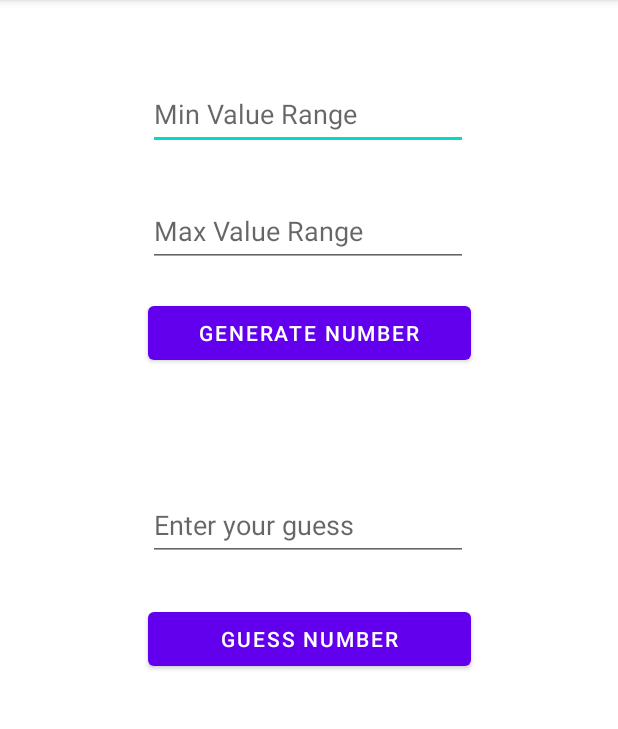
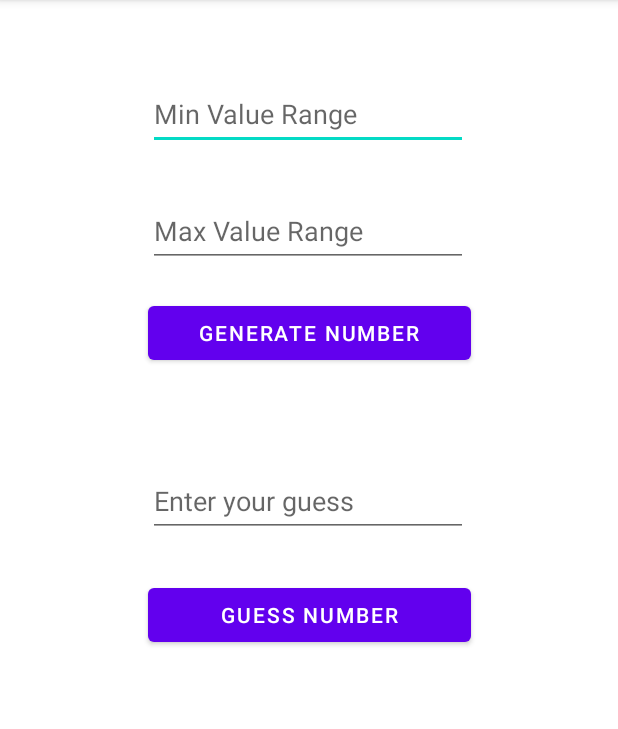
Before and after one commit to ShadyAlexCodes/Guessing-Game, an Android app: the screen it shows after launch (MainActivity), on a phone screen of 412 x 824 dp, the part 84-813 px from its top. Run offline under Robolectric (Android 15) with nearby library versions, the phone set to English and light mode, and no system bars.

Commit message:
Fixed issues with the code not running properly.

```diff
--- a/app/src/main/res/layout/activity_main.xml
+++ b/app/src/main/res/layout/activity_main.xml
@@ -14,7 +14,8 @@
         app:layout_constraintBottom_toBottomOf="parent"
         app:layout_constraintLeft_toLeftOf="parent"
         app:layout_constraintRight_toRightOf="parent"
-        app:layout_constraintTop_toBottomOf="@+id/btnGuess" />
+        app:layout_constraintTop_toBottomOf="@+id/btnGuess"
+        app:layout_constraintVertical_bias="0.209" />
 
     <EditText
         android:id="@+id/txtMinimum"
@@ -59,7 +60,7 @@
         android:id="@+id/txtUserGuess"
         android:layout_width="wrap_content"
         android:layout_height="wrap_content"
-        android:layout_marginTop="80dp"
+        android:layout_marginTop="64dp"
         android:ems="10"
         android:hint="Enter your guess"
         android:inputType="number"
```
Also changed, not shown: app/src/main/java/com/example/guessinggame/Guess.java (+11 -3 lines), app/src/main/java/com/example/guessinggame/MainActivity.java (+20 -11 lines).
